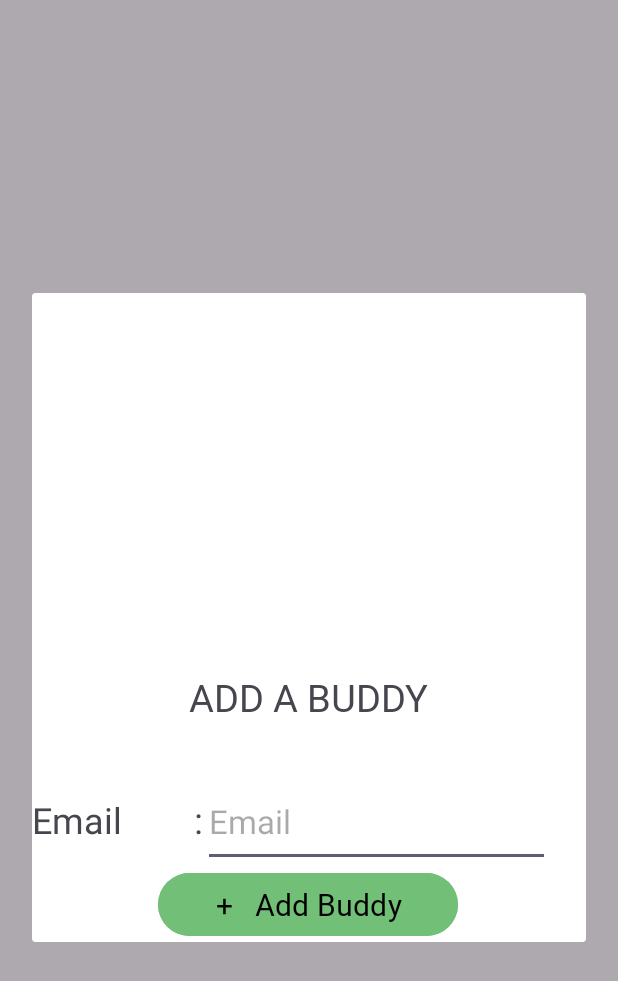
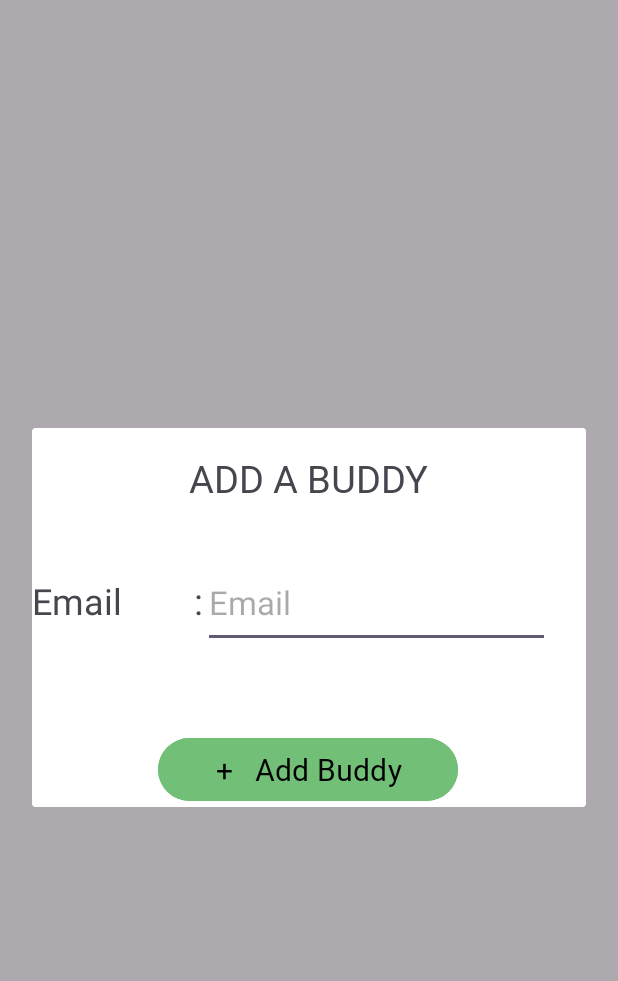
Before and after one commit to ST10085670/BuggyBank, an Android app: the fragment AddBudgetBuddyPopUpFragment shown on its own in the app's theme, on a phone screen of 412 x 824 dp. Shown: the top 981 px of the screen. Run offline under Robolectric (Android 15) with nearby library versions, the phone set to English and light mode, and no system bars.

Commit message:
Layout for adding a buddy updated

```diff
--- a/app/src/main/res/layout/fragment_add_budget_buddy_pop_up.xml
+++ b/app/src/main/res/layout/fragment_add_budget_buddy_pop_up.xml
@@ -10,7 +10,7 @@
         android:id="@+id/txtAddABuddy"
         android:layout_width="wrap_content"
         android:layout_height="0dp"
-        android:layout_marginTop="252dp"
+        android:layout_marginTop="16dp"
         android:fontFamily="@font/chakra_petch_bold"
         android:text="Add a Buddy"
         android:textAllCaps="true"
@@ -47,6 +47,7 @@
         android:id="@+id/btnAddBuddy"
         android:layout_width="200dp"
         android:layout_height="50dp"
+        android:layout_marginTop="56dp"
         android:backgroundTint="@color/green"
         android:fontFamily="@font/chakra_petch_bold"
         android:onClick="addBudgetBuddy"
@@ -54,11 +55,9 @@
         android:textAlignment="center"
         android:textColor="@color/black"
         android:textSize="20sp"
-        app:layout_constraintBottom_toBottomOf="parent"
         app:layout_constraintEnd_toEndOf="parent"
         app:layout_constraintHorizontal_bias="0.497"
         app:layout_constraintStart_toStartOf="parent"
-        app:layout_constraintTop_toBottomOf="@+id/etEmail"
-        app:layout_constraintVertical_bias="0.195" />
+        app:layout_constraintTop_toBottomOf="@+id/etEmail" />
 
 </androidx.constraintlayout.widget.ConstraintLayout>
```
